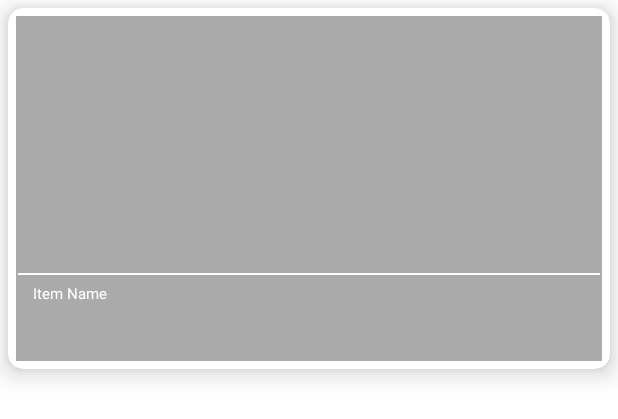
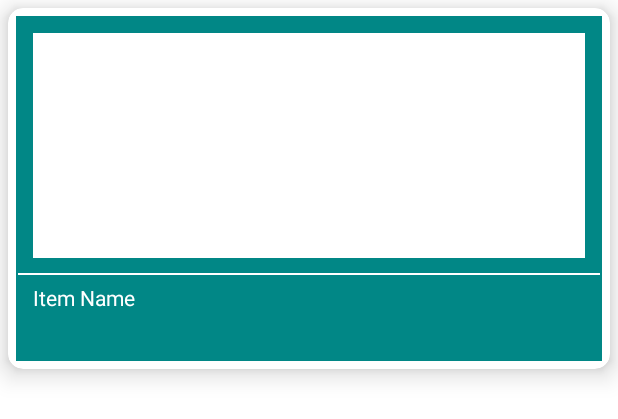
Before and after one commit to mokeshawy/StateFlow, an Android app: the layout item_list_us.xml on its own in the app's theme, with its tools: preview values and no code run, on a phone screen of 412 x 824 dp. Shown: the top 419 px of the screen. Run offline under Robolectric (Android 15) with nearby library versions, the phone set to English and light mode, and no system bars; network calls fail.

```diff
--- a/app/build.gradle
+++ b/app/build.gradle
@@ -43,6 +43,7 @@ dependencies {
     implementation 'androidx.appcompat:appcompat:1.3.1'
     implementation 'com.google.android.material:material:1.4.0'
     implementation 'androidx.constraintlayout:constraintlayout:2.1.0'
+    implementation 'androidx.swiperefreshlayout:swiperefreshlayout:1.1.0'
     testImplementation 'junit:junit:4.+'
     androidTestImplementation 'androidx.test.ext:junit:1.1.3'
     androidTestImplementation 'androidx.test.espresso:espresso-core:3.4.0'
--- a/app/src/main/java/com/example/stateflow/daggerbuilder/component/AppComponent.kt
+++ b/app/src/main/java/com/example/stateflow/daggerbuilder/component/AppComponent.kt
@@ -4,12 +4,14 @@ import com.example.stateflow.daggerbuilder.module.ApiModule
 import com.example.stateflow.repository.Repository
 import com.example.stateflow.ui.mainactivity.MainViewModel
 import dagger.Component
+import javax.inject.Singleton
 
+@Singleton
 @Component(modules = [ApiModule::class])
 interface AppComponent {
 
     fun inject( repository: Repository)
 
-    fun inject(mainViewModel: MainViewModel)
+    fun inject( mainViewModel : MainViewModel )
 
 }
--- a/app/src/main/java/com/example/stateflow/daggerbuilder/module/ApiModule.kt
+++ b/app/src/main/java/com/example/stateflow/daggerbuilder/module/ApiModule.kt
@@ -7,10 +7,12 @@ import dagger.Module
 import dagger.Provides
 import retrofit2.Retrofit
 import retrofit2.converter.gson.GsonConverterFactory
+import javax.inject.Singleton
 
 @Module
 class ApiModule {
 
+    @Singleton
     @Provides
     fun provideUsApi() : ConnectionEndPoint{
         return Retrofit.Builder().baseUrl(Utils.BASE_URL)
@@ -19,6 +21,7 @@ class ApiModule {
             .create(ConnectionEndPoint::class.java)
     }
 
+    @Singleton
     @Provides
     fun providerUsService() : Repository{
         return Repository()
--- a/app/src/main/java/com/example/stateflow/repository/Repository.kt
+++ b/app/src/main/java/com/example/stateflow/repository/Repository.kt
@@ -1,8 +1,10 @@
 package com.example.stateflow.repository
 
+import android.util.Log
 import com.example.stateflow.daggerbuilder.component.DaggerAppComponent
 import com.example.stateflow.response.UsResponse
 import com.example.stateflow.retrofit.ConnectionEndPoint
+import com.example.stateflow.utils.Utils
 import retrofit2.Response
 import javax.inject.Inject
 
@@ -16,6 +18,6 @@ class Repository {
     }
 
     suspend fun getUsList() : Response<UsResponse> {
-        return api.getUsResponse("us","business","9b3d814ad7e840fa97fa9608886787f5")
+        return api.getUsResponse(Utils.TESLA_KEY,Utils.API)
     }
 }
--- a/app/src/main/java/com/example/stateflow/ui/mainactivity/MainViewModel.kt
+++ b/app/src/main/java/com/example/stateflow/ui/mainactivity/MainViewModel.kt
@@ -1,5 +1,6 @@
 package com.example.stateflow.ui.mainactivity
 
+import android.util.Log
 import androidx.lifecycle.MutableLiveData
 import androidx.lifecycle.ViewModel
 import androidx.lifecycle.viewModelScope
@@ -7,7 +8,6 @@ import com.example.stateflow.daggerbuilder.component.DaggerAppComponent
 import com.example.stateflow.repository.Repository
 import com.example.stateflow.state.Resource
 import com.example.stateflow.response.Article
-import com.example.stateflow.retrofit.RetrofitBuilder
 import kotlinx.coroutines.Dispatchers
 import kotlinx.coroutines.delay
 import kotlinx.coroutines.flow.MutableStateFlow
@@ -50,6 +50,9 @@ class MainViewModel : ViewModel() {
         }
     }
 
+    fun refreshData(){
+
+    }
     // fetch data from api.
     fun fetchData(){
         viewModelScope.launch(Dispatchers.IO) {
@@ -58,6 +61,7 @@ class MainViewModel : ViewModel() {
                 resultFromAdapter.value = (Resource.error(e.toString(),null))
             }.collect {
                 resultFromAdapter.value = (Resource.success(response.body()!!.articles))
+                Log.d("test", "Api${repository.api}")
             }
         }
     }
--- a/app/src/main/res/drawable/app_gradinet_color_background.xml
+++ b/app/src/main/res/drawable/app_gradinet_color_background.xml
@@ -4,7 +4,7 @@
 
     <gradient
         android:angle="360"
-        android:endColor="@android:color/darker_gray"
-        android:startColor="@android:color/darker_gray"
+        android:endColor="@color/teal_700"
+        android:startColor="@color/teal_700"
         android:type="linear"/>
 </shape>
--- a/app/src/main/res/layout/item_list_us.xml
+++ b/app/src/main/res/layout/item_list_us.xml
@@ -12,7 +12,6 @@
         android:layout_height="wrap_content"
         android:layout_margin="@dimen/item_list_latest_news_relative_margin"
         android:padding="@dimen/item_list_latest_news_relative_padding"
-        android:background="@drawable/item_grey_border_background"
         app:cardCornerRadius="10dp"
         app:cardElevation="10dp"
         android:orientation="vertical"
@@ -38,8 +37,8 @@
                 android:background="@color/white"
                 android:contentDescription="@string/content_description"
                 android:minHeight="@dimen/item_list_latest_news_image_height"
-                android:scaleType="fitXY"
-                android:src="@drawable/app_gradinet_color_background" />
+                android:padding="2dp"
+                android:scaleType="fitXY"/>
 
             <View
                 android:id="@+id/view_divider"
@@ -53,7 +52,6 @@
                 android:layout_width="match_parent"
                 android:layout_height="wrap_content"
                 android:layout_below="@id/view_divider"
-                android:background="@android:color/darker_gray"
                 android:gravity="center_vertical"
                 android:orientation="vertical"
                 android:paddingStart="@dimen/latest_news_item_paddingStartEnd"
--- a/app/src/main/res/values/colors.xml
+++ b/app/src/main/res/values/colors.xml
@@ -7,4 +7,9 @@
     <color name="teal_700">#FF018786</color>
     <color name="black">#FF000000</color>
     <color name="white">#FFFFFFFF</color>
+
+    <color name="colorPrimary">#599C88</color>
+    <color name="colorPrimaryDark">#00574B</color>
+    <color name="colorAccent">#D81B60</color>
+
 </resources>
--- a/app/src/main/res/values/dimens.xml
+++ b/app/src/main/res/values/dimens.xml
@@ -10,7 +10,7 @@
 
     <dimen name="divider_height">1dp</dimen>
 
-    <dimen name="list_latest_news_item_textSize">10sp</dimen>
+    <dimen name="list_latest_news_item_textSize">14sp</dimen>
     <dimen name="latest_news_item_paddingStartEnd">10dp</dimen>
     <dimen name="latest_news_item_paddingTopBottom">5dp</dimen>
     <dimen name="dashboard_item_price_marginTop">2dp</dimen>
--- a/app/src/main/res/values/themes.xml
+++ b/app/src/main/res/values/themes.xml
@@ -1,9 +1,9 @@
 <resources xmlns:tools="http://schemas.android.com/tools">
     <!-- Base application theme. -->
-    <style name="Theme.StateFlow" parent="Theme.MaterialComponents.DayNight.DarkActionBar">
+    <style name="Theme.StateFlow" parent="Theme.MaterialComponents.DayNight.NoActionBar">
         <!-- Primary brand color. -->
         <item name="colorPrimary">@color/purple_500</item>
-        <item name="colorPrimaryVariant">@color/purple_700</item>
+        <item name="colorPrimaryVariant">@color/teal_700</item>
         <item name="colorOnPrimary">@color/white</item>
         <!-- Secondary brand color. -->
         <item name="colorSecondary">@color/teal_200</item>
```
Also changed, not shown: app/src/main/java/com/example/stateflow/adapter/TeslaAdapter.kt (renamed from app/src/main/java/com/example/stateflow/adapter/UsAdapter.kt, +14 -10 lines), app/src/main/java/com/example/stateflow/onclickinterface/OnClick.kt (added, +9 -0 lines), app/src/main/java/com/example/stateflow/retrofit/ConnectionEndPoint.kt (+4 -4 lines), app/src/main/java/com/example/stateflow/retrofit/RetrofitBuilder.kt (deleted, +0 -14 lines), app/src/main/java/com/example/stateflow/ui/mainactivity/MainActivity.kt (+26 -7 lines), app/src/main/java/com/example/stateflow/utils/Utils.kt (+24 -2 lines), app/src/main/res/layout/activity_main.xml (+11 -2 lines), app/src/main/java/com/example/stateflow/response/TeslaResponse.kt (renamed from app/src/main/java/com/example/stateflow/response/UsResponse.kt).
